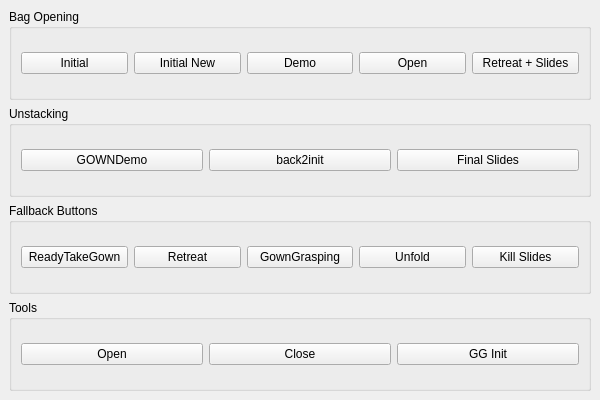
Before: the Qt Designer form softenable_display/resource/main_window.ui in llach/softenable-ui, drawn with Qt 5.
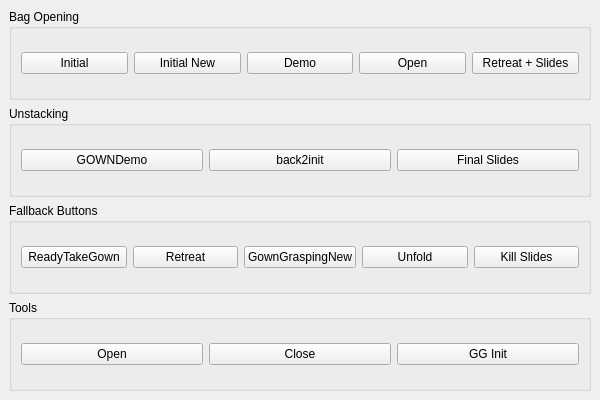
After: the same form once the commit is applied.

Commit message: Update gripper clients, update gown grasping to trigger service.

Patch:
```diff
--- a/softenable_display/resource/main_window.ui
+++ b/softenable_display/resource/main_window.ui
@@ -55,7 +55,7 @@
       <layout class="QHBoxLayout" name="horizontalLayout3">
         <item><widget class="QPushButton" name="btnUnstackSlideEight"><property name="text"><string>ReadyTakeGown</string></property></widget></item>
        <item><widget class="QPushButton" name="btnFallbackRetreat"><property name="text"><string>Retreat</string></property></widget></item>
-       <item><widget class="QPushButton" name="btnGownGrasp"><property name="text"><string>GownGrasping</string></property></widget></item>
+       <item><widget class="QPushButton" name="btnGownGrasp"><property name="text"><string>GownGraspingNew</string></property></widget></item>
        <item><widget class="QPushButton" name="btnUnfold"><property name="text"><string>Unfold</string></property></widget></item>
        <item><widget class="QPushButton" name="btnKillSlides"><property name="text"><string>Kill Slides</string></property></widget></item>
       </layout>
```
The commit also changes 1 other file.
